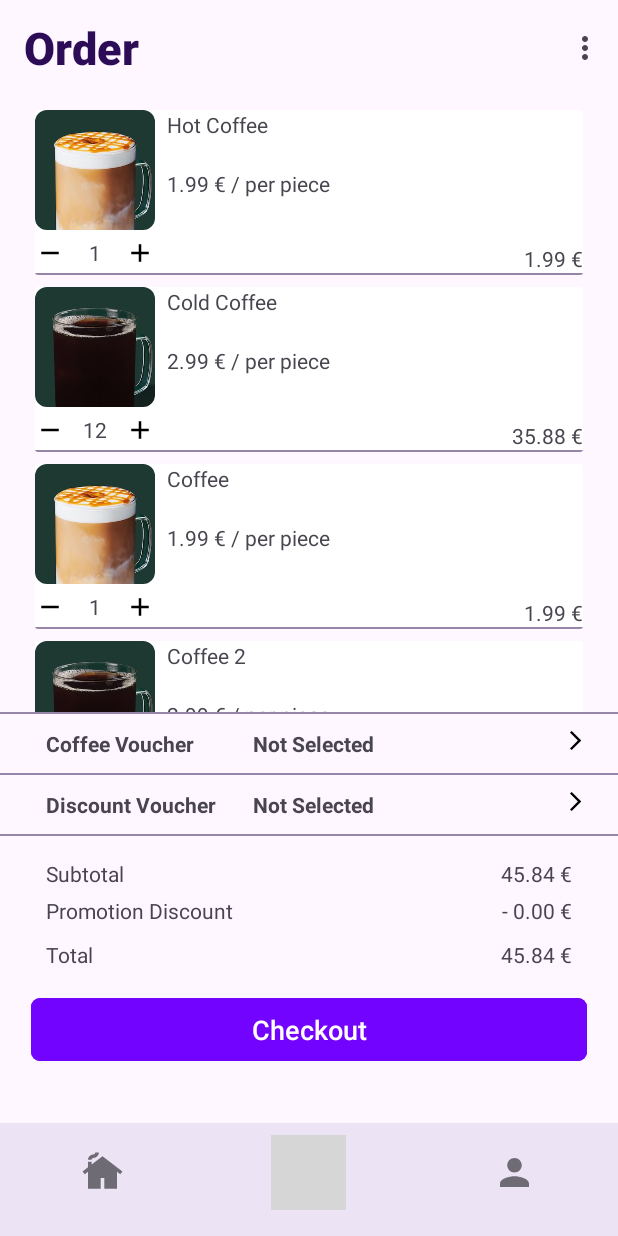
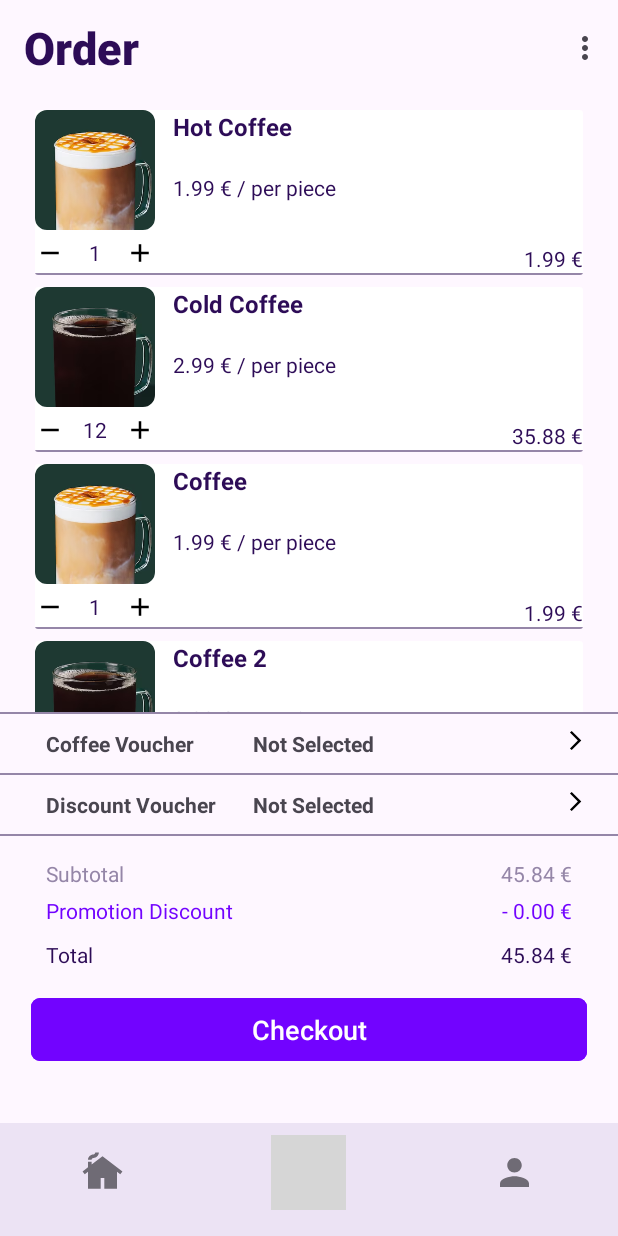
Before and after one commit to FabioMiguel2000/Acme-Caf-Order-System, an Android app: the screen it shows after launch (MainActivity), item 2 of the bottom bar chosen, on a phone screen of 412 x 824 dp. Run offline under Robolectric (Android 15) with nearby library versions, the phone set to English and light mode, and no system bars; grey boxes are pictures that could not be loaded.

Commit message:
app/feat: improved cart styling

```diff
--- a/coffee-order-application/app/src/main/res/layout/fragment_cart.xml
+++ b/coffee-order-application/app/src/main/res/layout/fragment_cart.xml
@@ -204,6 +204,7 @@
                 android:layout_marginStart="10dp"
                 android:layout_marginTop="15dp"
                 android:text="Subtotal"
+                android:textColor="@color/light_purple"
                 app:layout_constraintStart_toStartOf="parent"
                 app:layout_constraintTop_toTopOf="parent" />
 
@@ -213,6 +214,7 @@
                 android:layout_height="wrap_content"
                 android:layout_marginTop="15dp"
                 android:layout_marginEnd="10dp"
+                android:textColor="@color/light_purple"
                 android:text="12.00 EUR"
                 app:layout_constraintEnd_toEndOf="parent"
                 app:layout_constraintTop_toTopOf="parent" />
@@ -223,6 +225,7 @@
                 android:layout_height="wrap_content"
                 android:layout_marginStart="10dp"
                 android:layout_marginTop="5dp"
+                android:textColor="@color/button_color"
                 android:text="Promotion Discount"
                 app:layout_constraintStart_toStartOf="parent"
                 app:layout_constraintTop_toBottomOf="@id/tv_subtotal_price" />
@@ -233,6 +236,7 @@
                 android:layout_height="wrap_content"
                 android:layout_marginTop="5dp"
                 android:layout_marginEnd="10dp"
+                android:textColor="@color/button_color"
                 android:text="-2.00 EUR"
                 app:layout_constraintEnd_toEndOf="parent"
                 app:layout_constraintTop_toBottomOf="@id/tv_subtotal_price" />
@@ -243,6 +247,7 @@
                 android:layout_marginStart="10dp"
                 android:layout_marginTop="10dp"
                 android:layout_marginBottom="15dp"
+                android:textColor="@color/dark_purple"
                 android:text="Total"
                 app:layout_constraintBottom_toBottomOf="parent"
                 app:layout_constraintStart_toStartOf="parent"
@@ -255,6 +260,8 @@
                 android:layout_marginTop="10dp"
                 android:layout_marginEnd="10dp"
                 android:layout_marginBottom="15dp"
+                android:textColor="@color/dark_purple"
+
                 android:text="10.00 EUR"
                 app:layout_constraintBottom_toBottomOf="parent"
                 app:layout_constraintEnd_toEndOf="parent"
--- a/coffee-order-application/app/src/main/res/layout/order_item_card.xml
+++ b/coffee-order-application/app/src/main/res/layout/order_item_card.xml
@@ -41,7 +41,8 @@
             android:layout_height="wrap_content"
             app:layout_constraintTop_toBottomOf="@id/tv_order_name"
             app:layout_constraintStart_toEndOf="@id/img_order"
-            android:layout_marginStart="8dp"
+            android:layout_marginStart="12dp"
+            android:textColor="@color/dark_purple"
             android:layout_marginTop="20dp"
             android:text="1.1EUR / piece"/>
 
@@ -49,8 +50,11 @@
             android:id="@+id/tv_order_name"
             android:layout_width="wrap_content"
             android:layout_height="wrap_content"
-            android:layout_marginStart="8dp"
+            android:layout_marginStart="12dp"
             android:text="Caffe Americanno"
+            android:textColor="@color/dark_purple"
+            android:textStyle="bold"
+            android:textSize="16sp"
             app:layout_constraintTop_toTopOf="@+id/img_order"
             app:layout_constraintStart_toEndOf="@id/img_order" />
 
@@ -67,6 +71,7 @@
             android:id="@+id/tv_order_quantity"
             android:layout_width="wrap_content"
             android:layout_height="wrap_content"
+            android:textColor="@color/dark_purple"
             android:text="1"
             app:layout_constraintTop_toTopOf="@id/minus_btn_order"
             app:layout_constraintBottom_toBottomOf="@id/minus_btn_order"
@@ -89,6 +94,7 @@
             android:id="@+id/tv_order_total_price_per_item"
             android:layout_width="wrap_content"
             android:layout_height="wrap_content"
+            android:textColor="@color/dark_purple"
             android:text="12.00"
             app:layout_constraintBottom_toTopOf="@+id/line"
             app:layout_constraintEnd_toEndOf="@+id/line" />
```
